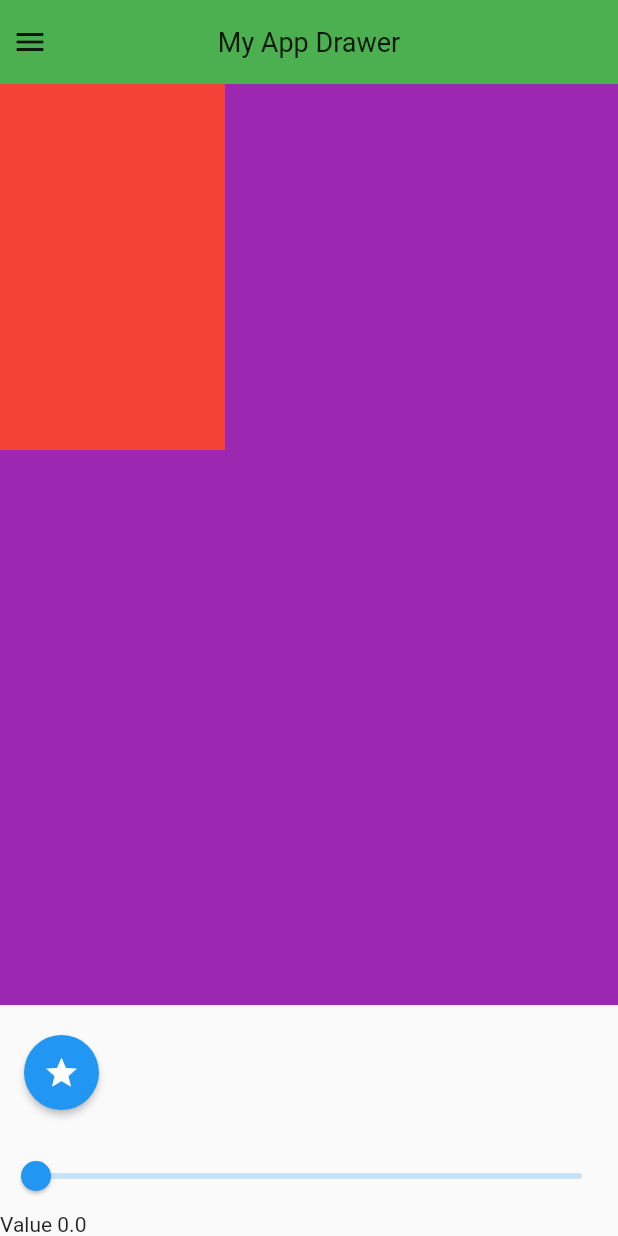
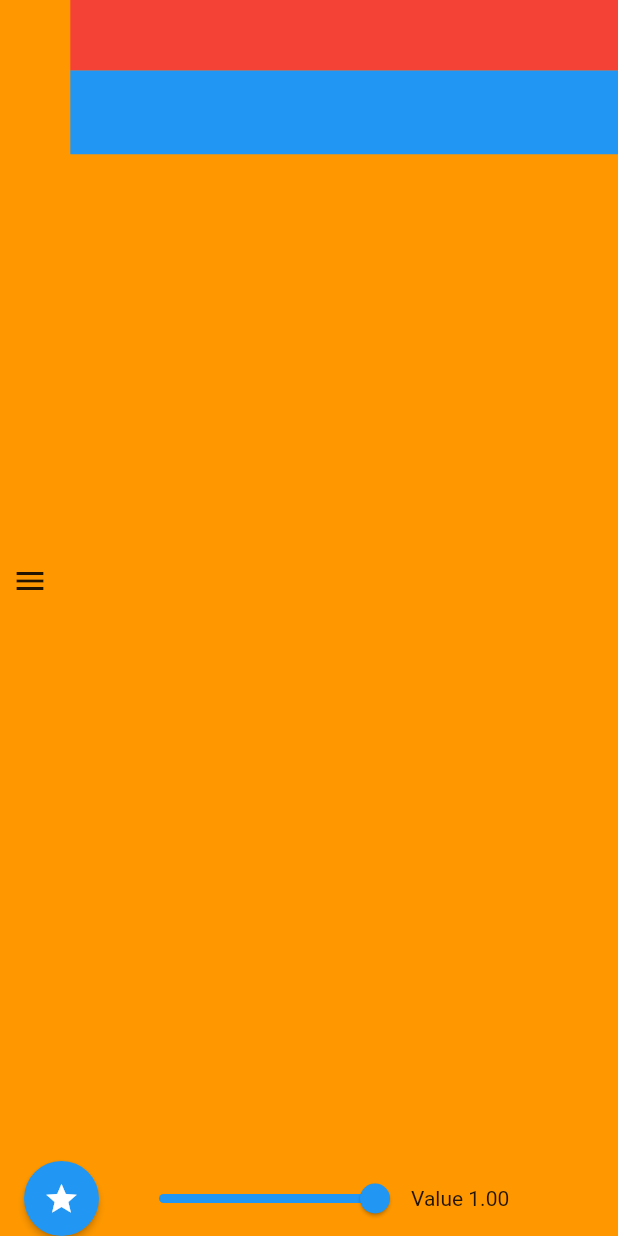
Before and after one commit to TKMonkey/tale_drawer, a Flutter app: the screen it shows after launch, on a phone screen of 412 x 824 dp. Run offline on Flutter 3.47's test engine with Material 2 defaults, Android fonts, the phone set to English and light mode, and no system bars.

Commit message:
Add rotation box and drawer right rotation

```diff
--- a/example/tale_drawer_example/lib/main.dart
+++ b/example/tale_drawer_example/lib/main.dart
@@ -21,8 +21,8 @@ class HomePage extends StatelessWidget {
 
   @override
   Widget build(BuildContext context) {
-    return SafeArea(
-      child: const GuillotineDrawer(),
+    return const GuillotineDrawer(
+      startOpen: true,
     );
   }
 }
--- a/lib/src/guillotine/guillotine_drawer.dart
+++ b/lib/src/guillotine/guillotine_drawer.dart
@@ -2,6 +2,7 @@ import 'dart:math';
 
 import 'package:flutter/material.dart';
 
+import 'widgets/icon_menu.dart';
 import 'widgets/top_bar_widget.dart';
 
 const duration = Duration(milliseconds: 600);
@@ -9,7 +10,16 @@ const duration = Duration(milliseconds: 600);
 class GuillotineDrawer extends StatefulWidget {
   const GuillotineDrawer({
     Key? key,
+    this.iconMenu = const IconMenuAppBar(),
+    this.left = false,
+    this.startOpen = false,
+    this.rotateIconMenu = true,
   }) : super(key: key);
+
+  final Widget iconMenu;
+  final bool left;
+  final bool startOpen;
+  final bool rotateIconMenu;
 
   @override
   _GuillotineDrawerState createState() => _GuillotineDrawerState();
@@ -18,9 +28,7 @@ class GuillotineDrawer extends StatefulWidget {
 class _GuillotineDrawerState extends State<GuillotineDrawer>
     with SingleTickerProviderStateMixin {
   late AnimationController animationController;
-
   double value = 0.0;
-
   @override
   void initState() {
     super.initState();
@@ -28,66 +36,60 @@ class _GuillotineDrawerState extends State<GuillotineDrawer>
       vsync: this,
       duration: duration,
     );
+
+    if (widget.startOpen) {
+      animationController.value = 1.0;
+      value = 1.0;
+    }
   }
 
   @override
   Widget build(BuildContext context) {
     final size = MediaQuery.of(context).size;
+    final h = 420.0;
+    final w = 220.0;
+    final b = MediaQuery.of(context).padding.top + kToolbarHeight;
 
-    return SizedBox(
-      width: size.width,
-      height: size.height,
+    print('msg =  $b ${b / h}');
+
+    return Container(
+      color: Colors.orange,
       child: Column(
-        mainAxisAlignment: MainAxisAlignment.center,
-        crossAxisAlignment: CrossAxisAlignment.start,
         children: [
           Expanded(
-            child: Container(
-              color: Colors.purple,
             child: Stack(
-                fit: StackFit.expand,
               children: [
                 Positioned(
-                    top: 50,
-                    child: Transform(
-                      alignment: Alignment.topLeft,
-                      transform: Matrix4.identity()..rotateZ(-pi * value),
+                  top: 0,
+                  left: -b,
+                  child: Transform.rotate(
+                    alignment: Alignment(-b / w, -1),
+                    angle: -pi * animationController.value / 2,
+                    child: Row(
+                      children: [
+                        RotatedBox(
+                          quarterTurns: 1,
                           child: Container(
-                        width: 150,
-                        height: 250,
-                        color: Colors.red,
+                            width: h,
+                            height: b,
+                            color: Colors.blue,
                           ),
                         ),
-                  ),
-                  Positioned(
-                    top: 0,
-                    child: TopBarWidget(
-                      appBar: PreferredSize(
-                        preferredSize: Size.fromHeight(
-                          MediaQuery.of(context).padding.top + kToolbarHeight,
-                        ),
-                        child: Container(
-                          width: size.width,
-                          color: Colors.green,
-                          child: const SafeArea(
-                            bottom: false,
-                            child: Center(
-                              child: Text(
-                                'My App Drawer',
-                                style: TextStyle(
-                                  fontSize: 18,
-                                ),
-                              ),
-                            ),
-                          ),
-                        ),
-                      ),
-                    ),
+                        Container(
+                          width: w,
+                          height: h,
+                          color: Colors.red,
                         ),
                       ],
                     ),
                   ),
                 ),
+                Align(child: widget.iconMenu),
+              ],
+            ),
+          ),
+          Row(
+            children: [
               const SizedBox(height: 20),
               ElevatedButton(
                 onPressed: () {},
@@ -109,27 +111,41 @@ class _GuillotineDrawerState extends State<GuillotineDrawer>
                 onChanged: (v) {
                   setState(() {
                     value = v;
+                    animationController.value = v;
                   });
                 },
               ),
-          Text('Value $value')
+              Text('Value ${value.toStringAsFixed(2)}')
+            ],
+          )
         ],
       ),
     );
   }
 }
 
-class NAMEWidget extends StatelessWidget {
-  const NAMEWidget({Key? key}) : super(key: key);
-
-  @override
-  Widget build(BuildContext context) {
-    return Container(
-      width: 200,
-      height: 100,
-      child: Center(
-        child: Text('Hello'),
-      ),
-    );
-  }
-}
+// RotatedBox(
+//                     quarterTurns: 0,
+//                     child: TopBarWidget(
+//                       appBar: PreferredSize(
+//                         preferredSize: Size.fromHeight(
+//                           MediaQuery.of(context).padding.top + kToolbarHeight,
+//                         ),
+//                         child: Container(
+//                           width: size.width,
+//                           color: Colors.green,
+//                           child: const SafeArea(
+//                             bottom: false,
+//                             child: Center(
+//                               child: Text(
+//                                 'My App Drawer',
+//                                 style: TextStyle(
+//                                   fontSize: 18,
+//                                 ),
+//                               ),
+//                             ),
+//                           ),
+//                         ),
+//                       ),
+//                     ),
+//                   ),
--- a/lib/src/guillotine/widgets/deafult_icon_menu.dart
+++ b/lib/src/guillotine/widgets/icon_menu.dart
@@ -1,7 +1,7 @@
 import 'package:flutter/material.dart';
 
-class DefaultIconMenuAppBar extends StatelessWidget {
-  const DefaultIconMenuAppBar({
+class IconMenuAppBar extends StatelessWidget {
+  const IconMenuAppBar({
     Key? key,
     this.color = Colors.black,
     this.icon = Icons.menu,
--- a/lib/src/guillotine/widgets/top_bar_widget.dart
+++ b/lib/src/guillotine/widgets/top_bar_widget.dart
@@ -1,69 +1,67 @@
-import 'package:flutter/material.dart';
+// import 'package:flutter/material.dart';
 
-import 'deafult_icon_menu.dart';
+// import 'deafult_icon_menu.dart';
 
-class TopBarWidget extends StatelessWidget {
-  const TopBarWidget({
-    Key? key,
-    this.iconMenu = const DefaultIconMenuAppBar(),
-    this.appBar,
-  }) : super(key: key);
+// class TopBarWidget extends StatelessWidget {
+//   const TopBarWidget({
+//     Key? key,
+//     this.iconMenu = const DefaultIconMenuAppBar(),
+//     this.appBar,
+//   }) : super(key: key);
 
-  final Widget iconMenu;
-  final PreferredSize? appBar;
+//   final Widget iconMenu;
+//   final PreferredSize? appBar;
 
-  @override
-  Widget build(BuildContext context) {
-    final mediaQuery = MediaQuery.of(context);
-    final size = mediaQuery.size;
-    double? appBarSize = mediaQuery.padding.top + kToolbarHeight;
-    if (appBar != null) {
-      appBarSize = appBar?.preferredSize.height;
-    }
+//   @override
+//   Widget build(BuildContext context) {
+//     final mediaQuery = MediaQuery.of(context);
+//     final size = mediaQuery.size;
+//     double? appBarSize = mediaQuery.padding.top + kToolbarHeight;
+//     if (appBar != null) {
+//       appBarSize = appBar?.preferredSize.height;
+//     }
 
-    print('mediaQuery.padding.top = ${mediaQuery.padding.top}');
+//     return SizedBox(
+//       width: size.width,
+//       height: appBarSize,
+//       child: Stack(
+//         children: [
+//           appBar ?? const _DefaultAppBarWidget(),
+//           Align(
+//             alignment: Alignment.centerLeft,
+//             child: SafeArea(
+//               bottom: false,
+//               child: iconMenu,
+//             ),
+//           ),
+//         ],
+//       ),
+//     );
+//   }
+// }
 
-    return SizedBox(
-      width: size.width,
-      height: appBarSize,
-      child: Stack(
-        children: [
-          appBar ?? const _DefaultAppBarWidget(),
-          Align(
-            alignment: Alignment.centerLeft,
-            child: SafeArea(
-              bottom: false,
-              child: iconMenu,
-            ),
-          ),
-        ],
-      ),
-    );
-  }
-}
+// class _DefaultAppBarWidget extends StatelessWidget {
+//   const _DefaultAppBarWidget({Key? key}) : super(key: key);
 
-class _DefaultAppBarWidget extends StatelessWidget {
-  const _DefaultAppBarWidget({Key? key}) : super(key: key);
-
-  @override
-  Widget build(BuildContext context) {
-    final size = MediaQuery.of(context).size;
-    return ColoredBox(
-      color: Theme.of(context).primaryColor,
-      child: SizedBox(
-        width: size.width,
-        child: const SafeArea(
-          bottom: false,
-          child: Center(
-            child: Text(
-              'Guillotine Drawer',
-              style: TextStyle(
-                fontSize: 18,
-              ),
-            ),
-          ),
-        ),
-      ),
-    );
-  }
-}
+//   @override
+//   Widget build(BuildContext context) {
+//     final size = MediaQuery.of(context).size;
+//     return ColoredBox(
+//       color: Theme.of(context).primaryColor,
+//       child: SizedBox(
+//         width: size.width,
+//         child: const SafeArea(
+//           bottom: false,
+//           child: Center(
+//             child: Text(
+//               'Guillotine Drawer',
+//               style: TextStyle(
+//                 fontSize: 18,
+//               ),
+//             ),
+//           ),
+//         ),
+//       ),
+//     );
+//   }
+// }
```
Lines whose indentation alone changed are shown as unchanged.
